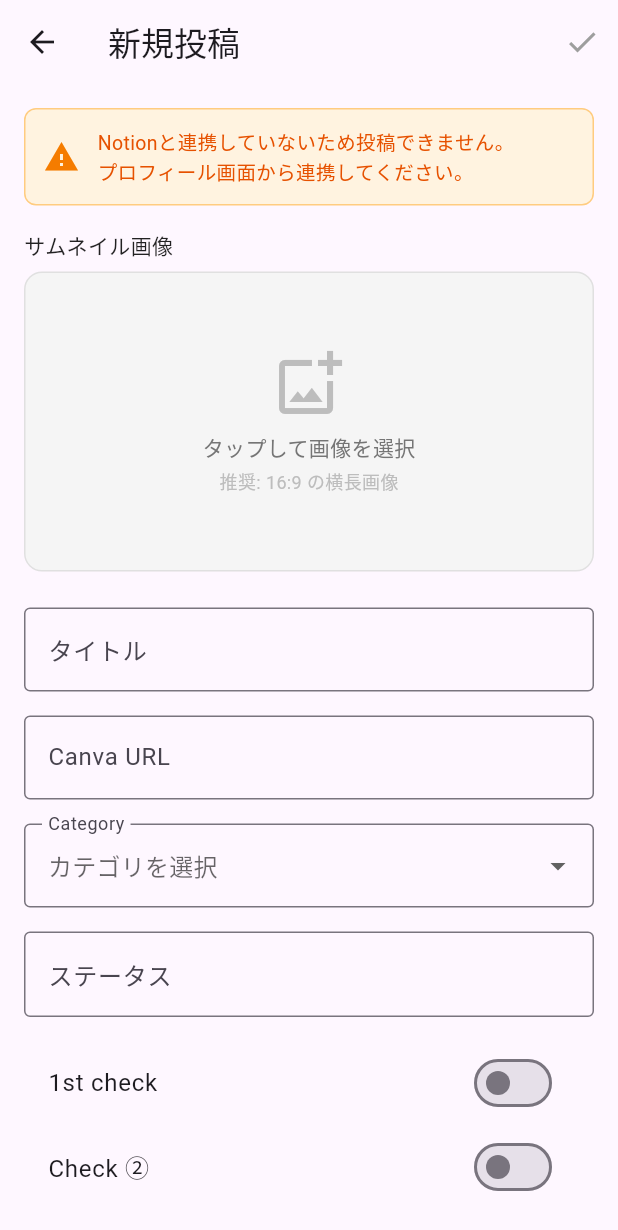
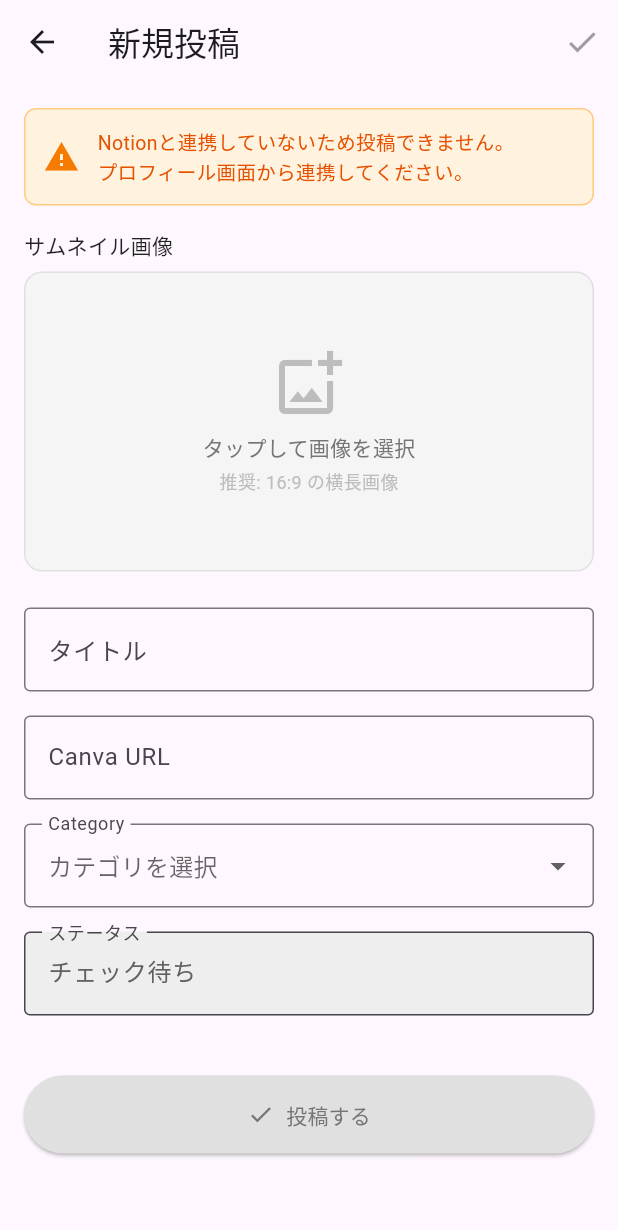
Before and after one commit to AkihiroKawase/EU-MED-Family, a Flutter app: the PostEditScreen screen opened directly, on a phone screen of 412 x 824 dp. Shown: the top 1230 px of the screen. Run offline on Flutter 3.47's test engine with Material 3 defaults, Android fonts, the phone set to English and light mode, and no system bars; our stand-ins replace cloud_firestore, cloud_functions, firebase_auth, firebase_core, firebase_storage, image_picker; accounts and stored records are empty; generated files the repository leaves out were written again; network calls fail.

```diff
--- a/lib/screens/post_edit_screen.dart
+++ b/lib/screens/post_edit_screen.dart
@@ -37,10 +37,6 @@ class _PostEditScreenState extends State<PostEditScreen> {
   ];
   String? _selectedCategory;
 
-  // 1st check / Check②
-  late bool _firstCheck;
-  late bool _secondCheck;
-
   // Notion連携状態
   bool _isNotionLinked = false;
   bool _isCheckingNotionLink = true;
@@ -63,7 +59,7 @@ class _PostEditScreenState extends State<PostEditScreen> {
     _canvaUrlController =
         TextEditingController(text: widget.post?.canvaUrl ?? '');
     _statusController =
-        TextEditingController(text: widget.post?.status ?? '');
+        TextEditingController(text: widget.post?.status ?? 'チェック待ち');
 
     // 既存のCategoryが選択肢にあればそれを選択、なければnull
     final existingCategory = widget.post?.categories.isNotEmpty == true
@@ -72,9 +68,6 @@ class _PostEditScreenState extends State<PostEditScreen> {
     if (existingCategory != null && _categoryOptions.contains(existingCategory)) {
       _selectedCategory = existingCategory;
     }
-
-    _firstCheck = widget.post?.firstCheck ?? false;
-    _secondCheck = widget.post?.secondCheck ?? false;
 
     // 既存の画像URLを取得（1枚目のみ）
     if (widget.post?.fileUrls.isNotEmpty == true) {
@@ -217,10 +210,10 @@ class _PostEditScreenState extends State<PostEditScreen> {
       final post = Post(
         id: widget.post?.id ?? '',
         title: title,
-        firstCheck: _firstCheck,
+        firstCheck: widget.post?.firstCheck ?? false,
         canvaUrl: canvaUrlText.isEmpty ? null : canvaUrlText,
         categories: categories,
-        secondCheck: _secondCheck,
+        secondCheck: widget.post?.secondCheck ?? false,
         secondCheckAssignees: widget.post?.secondCheckAssignees ?? <String>[],
         status: statusText.isEmpty ? null : statusText,
         fileUrls: widget.post?.fileUrls ?? <String>[],
@@ -543,34 +536,19 @@ class _PostEditScreenState extends State<PostEditScreen> {
                   ),
                   const SizedBox(height: 16),
 
-                  // ステータス（テキスト入力）
+                  // ステータス（固定・編集不可）
                   TextFormField(
                     controller: _statusController,
-                    decoration: const InputDecoration(
+                    readOnly: true, // ★ 編集不可にする
+                    style: TextStyle(color: Colors.grey[700]), // 文字色を少し薄く
+                    decoration: InputDecoration( // const を削除（fillColorを使うため）
                       labelText: 'ステータス',
-                      hintText: '例: 未着手 / チェック中 / 完了',
-                      border: OutlineInputBorder(),
+                      border: const OutlineInputBorder(),
+                      filled: true, // 背景色をつける
+                      fillColor: Colors.grey[200], // グレー背景にして固定項目であることを強調
                     ),
                   ),
                   const SizedBox(height: 16),
-
-                  // 1st check
-                  SwitchListTile(
-                    title: const Text('1st check'),
-                    value: _firstCheck,
-                    onChanged: (v) {
-                      setState(() => _firstCheck = v);
-                    },
-                  ),
-
-                  // Check ②
-                  SwitchListTile(
-                    title: const Text('Check ②'),
-                    value: _secondCheck,
-                    onChanged: (v) {
-                      setState(() => _secondCheck = v);
-                    },
-                  ),
 
                   const SizedBox(height: 24),
 
```
Also changed, not shown: lib/screens/post_detail_screen.dart (+14 -105 lines), lib/screens/post_list_screen.dart (+0 -17 lines).
